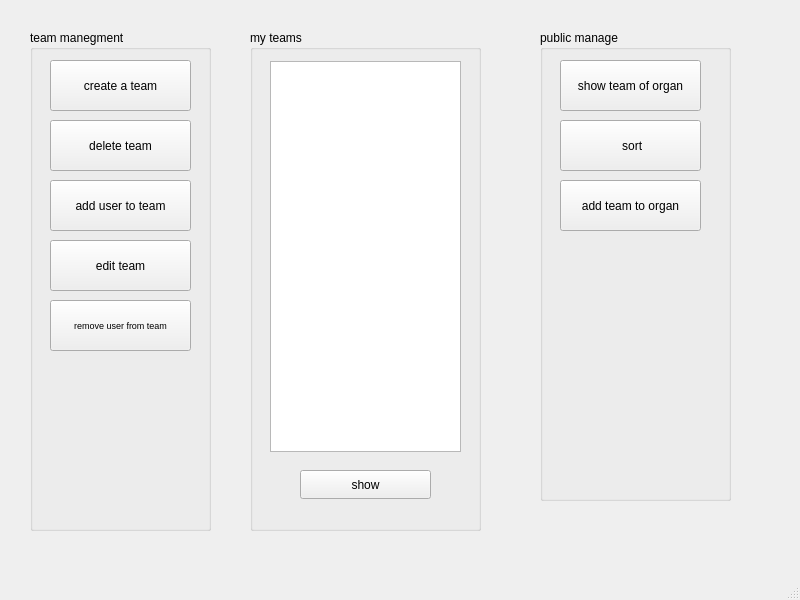
This is team_management.ui in annishelion/ap-projet as Qt 5 draws it before an edit. The edited form follows.
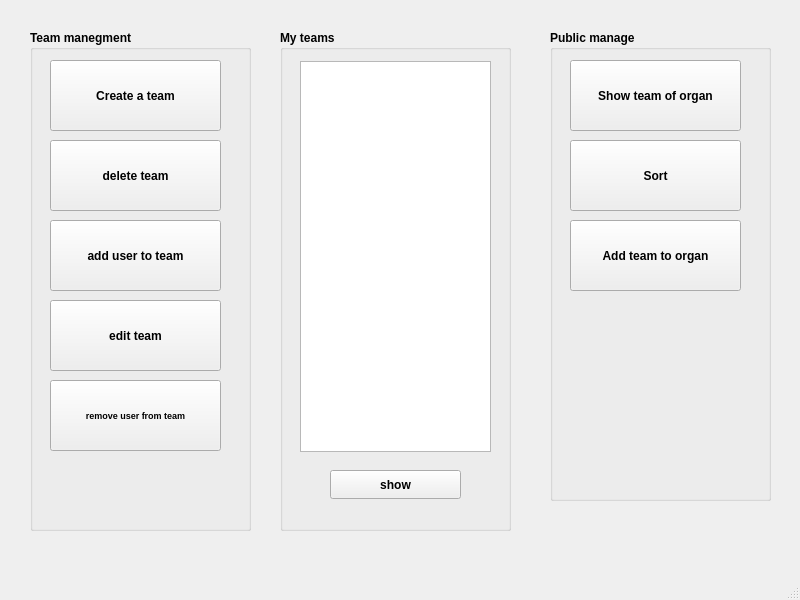
This is the edited form.

Patch:
```diff
--- a/team_management.ui
+++ b/team_management.ui
@@ -17,14 +17,19 @@
    <widget class="QGroupBox" name="my_teams_group">
     <property name="geometry">
      <rect>
-      <x>250</x>
+      <x>280</x>
       <y>30</y>
       <width>231</width>
       <height>501</height>
      </rect>
     </property>
+    <property name="font">
+     <font>
+      <bold>true</bold>
+     </font>
+    </property>
     <property name="title">
-     <string>my teams</string>
+     <string>My teams</string>
     </property>
     <widget class="QPushButton" name="show_my_teams_btn">
      <property name="geometry">
@@ -55,33 +60,38 @@
      <rect>
       <x>30</x>
       <y>30</y>
-      <width>181</width>
+      <width>221</width>
       <height>501</height>
      </rect>
     </property>
+    <property name="font">
+     <font>
+      <bold>true</bold>
+     </font>
+    </property>
     <property name="title">
-     <string>team manegment</string>
+     <string>Team manegment</string>
     </property>
     <widget class="QPushButton" name="create_team_btn">
      <property name="geometry">
       <rect>
        <x>20</x>
        <y>30</y>
-       <width>141</width>
-       <height>51</height>
+       <width>171</width>
+       <height>71</height>
       </rect>
      </property>
      <property name="text">
-      <string>create a team</string>
+      <string>Create a team</string>
      </property>
     </widget>
     <widget class="QPushButton" name="edit_team_btn">
      <property name="geometry">
       <rect>
        <x>20</x>
-       <y>210</y>
-       <width>141</width>
-       <height>51</height>
+       <y>270</y>
+       <width>171</width>
+       <height>71</height>
       </rect>
      </property>
      <property name="text">
@@ -92,9 +102,9 @@
      <property name="geometry">
       <rect>
        <x>20</x>
-       <y>150</y>
-       <width>141</width>
-       <height>51</height>
+       <y>190</y>
+       <width>171</width>
+       <height>71</height>
       </rect>
      </property>
      <property name="text">
@@ -105,9 +115,9 @@
      <property name="geometry">
       <rect>
        <x>20</x>
-       <y>90</y>
-       <width>141</width>
-       <height>51</height>
+       <y>110</y>
+       <width>171</width>
+       <height>71</height>
       </rect>
      </property>
      <property name="text">
@@ -118,14 +128,15 @@
      <property name="geometry">
       <rect>
        <x>20</x>
-       <y>270</y>
-       <width>141</width>
-       <height>51</height>
+       <y>350</y>
+       <width>171</width>
+       <height>71</height>
       </rect>
      </property>
      <property name="font">
       <font>
        <pointsize>7</pointsize>
+       <bold>true</bold>
       </font>
      </property>
      <property name="text">
@@ -136,52 +147,57 @@
    <widget class="QGroupBox" name="team_management_group_2">
     <property name="geometry">
      <rect>
-      <x>540</x>
+      <x>550</x>
       <y>30</y>
-      <width>191</width>
+      <width>221</width>
       <height>471</height>
      </rect>
     </property>
+    <property name="font">
+     <font>
+      <bold>true</bold>
+     </font>
+    </property>
     <property name="title">
-     <string>public manage</string>
+     <string>Public manage</string>
     </property>
     <widget class="QPushButton" name="teams_oforgan_btn">
      <property name="geometry">
       <rect>
        <x>20</x>
        <y>30</y>
-       <width>141</width>
-       <height>51</height>
+       <width>171</width>
+       <height>71</height>
       </rect>
      </property>
      <property name="text">
-      <string>show team of organ</string>
+      <string>Show team of organ</string>
      </property>
     </widget>
     <widget class="QPushButton" name="filter_teams_btn">
      <property name="geometry">
       <rect>
        <x>20</x>
-       <y>90</y>
-       <width>141</width>
-       <height>51</height>
+       <y>110</y>
+       <width>171</width>
+       <height>71</height>
       </rect>
      </property>
      <property name="text">
-      <string> sort</string>
+      <string>Sort</string>
      </property>
     </widget>
     <widget class="QPushButton" name="add_user_to_organ_btn">
      <property name="geometry">
       <rect>
        <x>20</x>
-       <y>150</y>
-       <width>141</width>
-       <height>51</height>
+       <y>190</y>
+       <width>171</width>
+       <height>71</height>
       </rect>
      </property>
      <property name="text">
-      <string>add team to organ</string>
+      <string>Add team to organ</string>
      </property>
     </widget>
    </widget>
```
Left out of the diff: 2 changed lines with no effect on the pictures.
